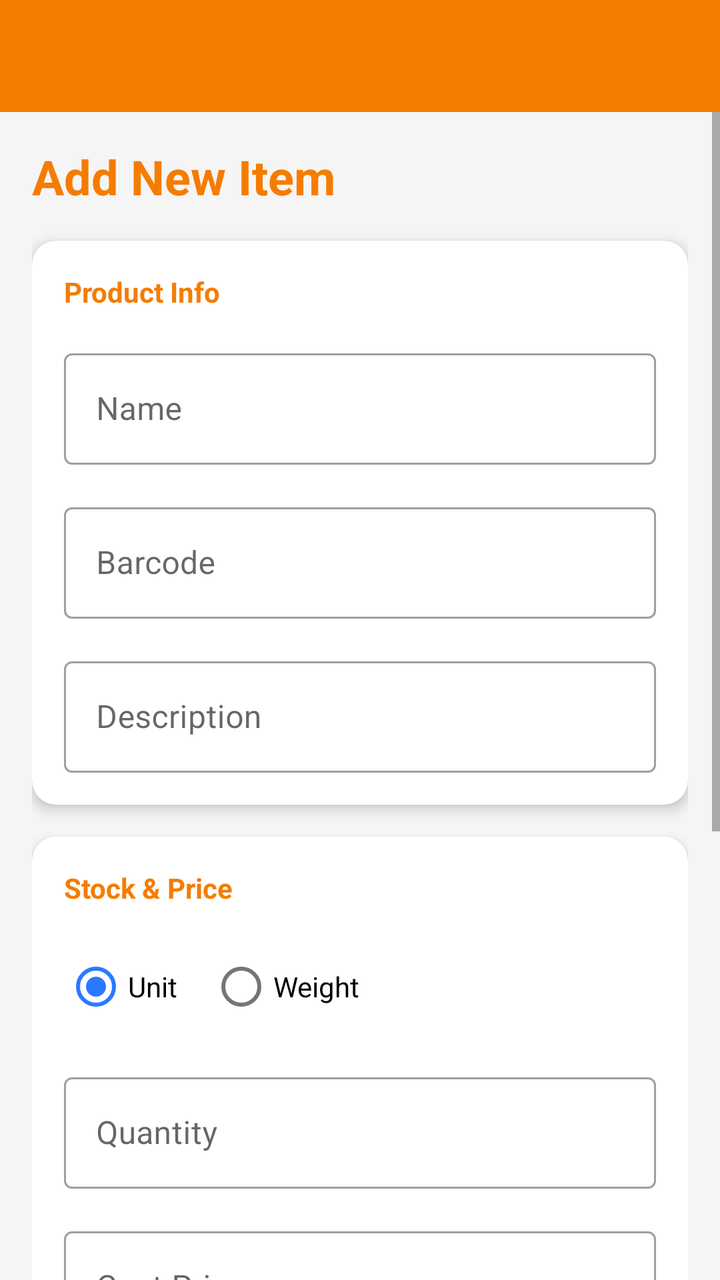
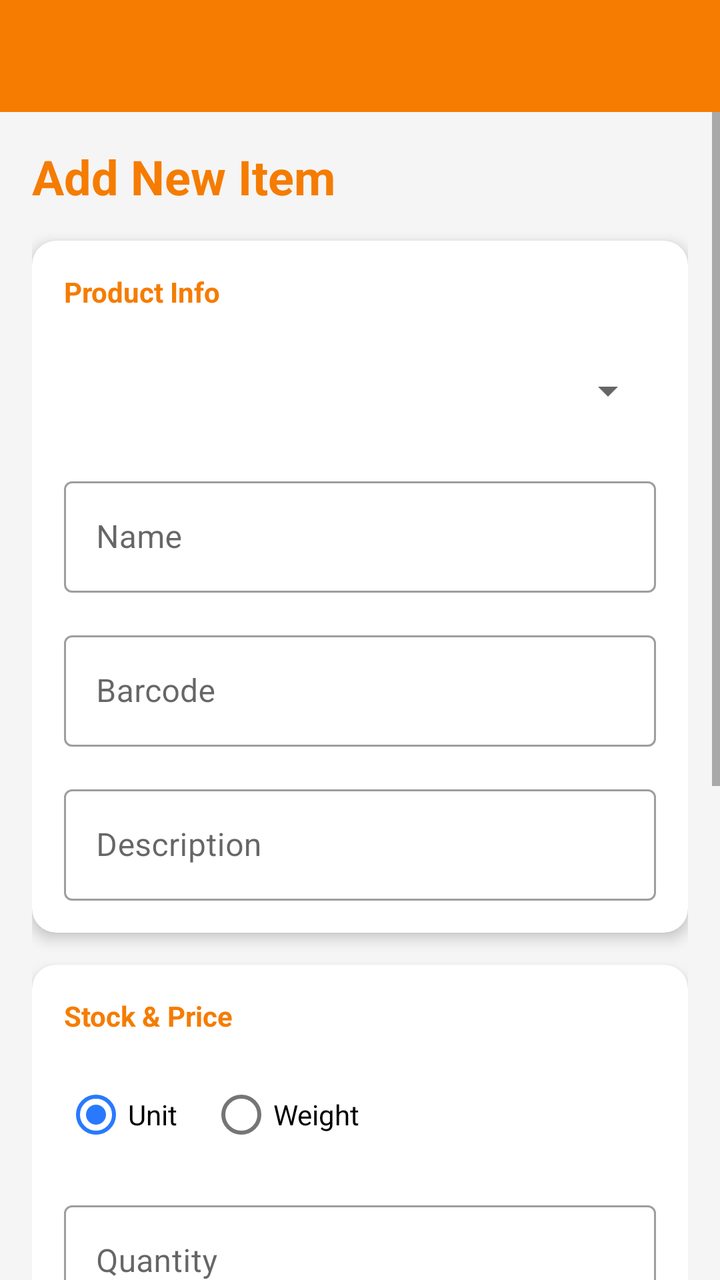

Before-and-after screenshots of an Android layout around one commit, followed by the original layout XML and the change that was made.
<!-- AndroidManifest.xml: application theme Theme.WareWise -->
<!-- res/layout/activity_add_item.xml -->
<?xml version="1.0" encoding="utf-8"?>
<LinearLayout xmlns:android="http://schemas.android.com/apk/res/android"
    xmlns:app="http://schemas.android.com/apk/res-auto"
    android:layout_width="match_parent"
    android:layout_height="match_parent"
    android:orientation="vertical"
    android:background="@color/background">

    <androidx.appcompat.widget.Toolbar
        android:id="@+id/toolbar"
        android:layout_width="match_parent"
        android:layout_height="?attr/actionBarSize"
        android:background="?attr/colorPrimary"
        android:theme="@style/ThemeOverlay.AppCompat.Dark.ActionBar"
        app:popupTheme="@style/ThemeOverlay.AppCompat.Light" />

    <ScrollView
        android:layout_width="match_parent"
        android:layout_height="match_parent">

        <LinearLayout
            android:layout_width="match_parent"
            android:layout_height="wrap_content"
            android:orientation="vertical"
            android:padding="16dp">

            <TextView
                android:layout_width="wrap_content"
                android:layout_height="wrap_content"
                android:layout_marginBottom="16dp"
                android:text="@string/add_new_item"
                android:textColor="@color/primary"
                android:textSize="24sp"
                android:textStyle="bold" />

            
            <com.google.android.material.card.MaterialCardView
                android:layout_width="match_parent"
                android:layout_height="wrap_content"
                android:layout_marginBottom="16dp"
                app:cardCornerRadius="12dp"
                app:cardElevation="4dp">

                <LinearLayout
                    android:layout_width="match_parent"
                    android:layout_height="wrap_content"
                    android:orientation="vertical"
                    android:padding="16dp">

                    <TextView
                        android:layout_width="wrap_content"
                        android:layout_height="wrap_content"
                        android:layout_marginBottom="16dp"
                        android:text="@string/product_info"
                        android:textColor="@color/primary"
                        android:textStyle="bold" />

                    <com.google.android.material.textfield.TextInputLayout
                        android:layout_width="match_parent"
                        android:layout_height="wrap_content"
                        android:hint="@string/name"
                        style="@style/Widget.MaterialComponents.TextInputLayout.OutlinedBox">

                        <com.google.android.material.textfield.TextInputEditText
                            android:id="@+id/etItemName"
                            android:layout_width="match_parent"
                            android:layout_height="wrap_content"
                            android:inputType="text" />
                    </com.google.android.material.textfield.TextInputLayout>

                    <com.google.android.material.textfield.TextInputLayout
                        android:layout_width="match_parent"
                        android:layout_height="wrap_content"
                        android:layout_marginTop="16dp"
                        android:hint="@string/barcode"
                        style="@style/Widget.MaterialComponents.TextInputLayout.OutlinedBox">

                        <com.google.android.material.textfield.TextInputEditText
                            android:id="@+id/etItemBarcode"
                            android:layout_width="match_parent"
                            android:layout_height="wrap_content"
                            android:inputType="text" />
                    </com.google.android.material.textfield.TextInputLayout>

                    <com.google.android.material.textfield.TextInputLayout
                        android:layout_width="match_parent"
                        android:layout_height="wrap_content"
                        android:layout_marginTop="16dp"
                        android:hint="@string/description"
                        style="@style/Widget.MaterialComponents.TextInputLayout.OutlinedBox">

                        <com.google.android.material.textfield.TextInputEditText
                            android:id="@+id/etItemDescription"
                            android:layout_width="match_parent"
                            android:layout_height="wrap_content"
                            android:inputType="text" />
                    </com.google.android.material.textfield.TextInputLayout>
                </LinearLayout>
            </com.google.android.material.card.MaterialCardView>

            
            <com.google.android.material.card.MaterialCardView
                android:layout_width="match_parent"
                android:layout_height="wrap_content"
                android:layout_marginBottom="16dp"
                app:cardCornerRadius="12dp"
                app:cardElevation="4dp">

                <LinearLayout
                    android:layout_width="match_parent"
                    android:layout_height="wrap_content"
                    android:orientation="vertical"
                    android:padding="16dp">

                    <TextView
                        android:layout_width="wrap_content"
                        android:layout_height="wrap_content"
                        android:layout_marginBottom="16dp"
                        android:text="@string/stock_price"
                        android:textColor="@color/primary"
                        android:textStyle="bold" />

                    <RadioGroup
                        android:id="@+id/rgType"
                        android:layout_width="match_parent"
                        android:layout_height="wrap_content"
                        android:orientation="horizontal">

                        <RadioButton
                            android:id="@+id/rbUnit"
                            android:layout_width="wrap_content"
                            android:layout_height="wrap_content"
                            android:checked="true"
                            android:text="@string/unit" />

                        <RadioButton
                            android:id="@+id/rbWeight"
                            android:layout_width="wrap_content"
                            android:layout_height="wrap_content"
                            android:layout_marginStart="16dp"
                            android:text="@string/weight" />
                    </RadioGroup>

                    <com.google.android.material.textfield.TextInputLayout
                        android:id="@+id/tilQuantity"
                        android:layout_width="match_parent"
                        android:layout_height="wrap_content"
                        android:layout_marginTop="16dp"
                        android:hint="@string/quantity"
                        style="@style/Widget.MaterialComponents.TextInputLayout.OutlinedBox">

                        <com.google.android.material.textfield.TextInputEditText
                            android:id="@+id/etItemQuantity"
                            android:layout_width="match_parent"
                            android:layout_height="wrap_content"
                            android:inputType="number" />
                    </com.google.android.material.textfield.TextInputLayout>

                    <com.google.android.material.textfield.TextInputLayout
                        android:layout_width="match_parent"
                        android:layout_height="wrap_content"
                        android:layout_marginTop="16dp"
                        android:hint="@string/cost_price"
                        style="@style/Widget.MaterialComponents.TextInputLayout.OutlinedBox">

                        <com.google.android.material.textfield.TextInputEditText
                            android:id="@+id/etItemCostPrice"
                            android:layout_width="match_parent"
                            android:layout_height="wrap_content"
                            android:inputType="numberDecimal" />
                    </com.google.android.material.textfield.TextInputLayout>

                    <com.google.android.material.textfield.TextInputLayout
                        android:layout_width="match_parent"
                        android:layout_height="wrap_content"
                        android:layout_marginTop="16dp"
                        android:hint="@string/location"
                        style="@style/Widget.MaterialComponents.TextInputLayout.OutlinedBox">

                        <com.google.android.material.textfield.TextInputEditText
                            android:id="@+id/etItemLocation"
                            android:layout_width="match_parent"
                            android:layout_height="wrap_content"
                            android:inputType="text" />
                    </com.google.android.material.textfield.TextInputLayout>
                </LinearLayout>
            </com.google.android.material.card.MaterialCardView>

            
            <com.google.android.material.card.MaterialCardView
                android:layout_width="match_parent"
                android:layout_height="wrap_content"
                android:layout_marginBottom="24dp"
                app:cardCornerRadius="12dp"
                app:cardElevation="4dp">

                <LinearLayout
                    android:layout_width="match_parent"
                    android:layout_height="wrap_content"
                    android:orientation="vertical"
                    android:padding="16dp">

                    <TextView
                        android:layout_width="wrap_content"
                        android:layout_height="wrap_content"
                        android:layout_marginBottom="16dp"
                        android:text="@string/supplier_details"
                        android:textColor="@color/primary"
                        android:textStyle="bold" />

                    <com.google.android.material.textfield.TextInputLayout
                        android:layout_width="match_parent"
                        android:layout_height="wrap_content"
                        android:hint="@string/supplier_name"
                        style="@style/Widget.MaterialComponents.TextInputLayout.OutlinedBox">

                        <com.google.android.material.textfield.TextInputEditText
                            android:id="@+id/etItemSupplier"
                            android:layout_width="match_parent"
                            android:layout_height="wrap_content"
                            android:inputType="text" />
                    </com.google.android.material.textfield.TextInputLayout>
                </LinearLayout>
            </com.google.android.material.card.MaterialCardView>

            <com.google.android.material.button.MaterialButton
                android:id="@+id/btnSaveItem"
                android:layout_width="match_parent"
                android:layout_height="56dp"
                android:text="@string/save"
                app:cornerRadius="8dp" />

        </LinearLayout>
    </ScrollView>
</LinearLayout>
<!-- resources referenced by this layout -->
<resources>
  <color name="background">#F5F5F5</color>
  <color name="primary">#F57C00</color>
  <string name="add_new_item">Add New Item</string>
  <string name="barcode">Barcode</string>
  <string name="cost_price">Cost Price</string>
  <string name="description">Description</string>
  <string name="location">Location</string>
  <string name="name">Name</string>
  <string name="product_info">Product Info</string>
  <string name="quantity">Quantity</string>
  <string name="save">Save</string>
  <string name="stock_price">Stock &amp; Price</string>
  <string name="supplier_details">Supplier Details</string>
  <string name="supplier_name">Supplier Name</string>
  <string name="unit">Unit</string>
  <string name="weight">Weight</string>
  <style name="Theme.WareWise" parent="Theme.MaterialComponents.DayNight.NoActionBar">
          
          <item name="colorPrimary">@color/primary</item>
          <item name="colorPrimaryVariant">@color/primary_variant</item>
          <item name="colorOnPrimary">@color/on_primary</item>
          
          <item name="colorSecondary">@color/secondary</item>
          <item name="colorSecondaryVariant">@color/secondary</item>
          <item name="colorOnSecondary">@color/on_secondary</item>
          
          <item name="android:statusBarColor" tools:targetApi="l">?attr/colorPrimaryVariant</item>
          
          <item name="android:windowBackground">@color/background</item>
          <item name="colorSurface">@color/surface</item>
          <item name="colorOnSurface">@color/on_surface</item>
      </style>
  <color name="primary_variant">#E65100</color>
  <color name="on_primary">#FFFFFF</color>
  <color name="secondary">#2979FF</color>
  <color name="on_secondary">#FFFFFF</color>
  <color name="surface">#FFFFFF</color>
  <color name="on_surface">#000000</color>
</resources>

<!-- the commit's change to res/layout/activity_add_item.xml (unified diff, before → after) -->
@@ -55,6 +55,13 @@
                         android:textColor="@color/primary"
                         android:textStyle="bold" />
 
+                    <Spinner
+                        android:id="@+id/spItemType"
+                        android:layout_width="match_parent"
+                        android:layout_height="48dp"
+                        android:layout_marginBottom="16dp"
+                         />
+
                     <com.google.android.material.textfield.TextInputLayout
                         android:layout_width="match_parent"
                         android:layout_height="wrap_content"
@@ -91,6 +98,22 @@
 
                         <com.google.android.material.textfield.TextInputEditText
                             android:id="@+id/etItemDescription"
+                            android:layout_width="match_parent"
+                            android:layout_height="wrap_content"
+                            android:inputType="text" />
+                    </com.google.android.material.textfield.TextInputLayout>
+
+                    <com.google.android.material.textfield.TextInputLayout
+                        android:id="@+id/tilExtraInfo"
+                        android:layout_width="match_parent"
+                        android:layout_height="wrap_content"
+                        android:layout_marginTop="16dp"
+                        android:hint="Extra Info"
+                        android:visibility="gone"
+                        style="@style/Widget.MaterialComponents.TextInputLayout.OutlinedBox">
+
+                        <com.google.android.material.textfield.TextInputEditText
+                            android:id="@+id/etExtraInfo"
                             android:layout_width="match_parent"
                             android:layout_height="wrap_content"
                             android:inputType="text" />
